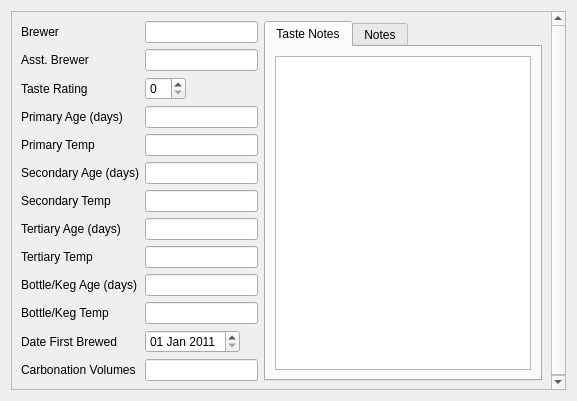
Before: the Qt Designer form ui/recipeExtrasWidget.ui in Brewtarget/brewtarget, drawn with Qt 5.
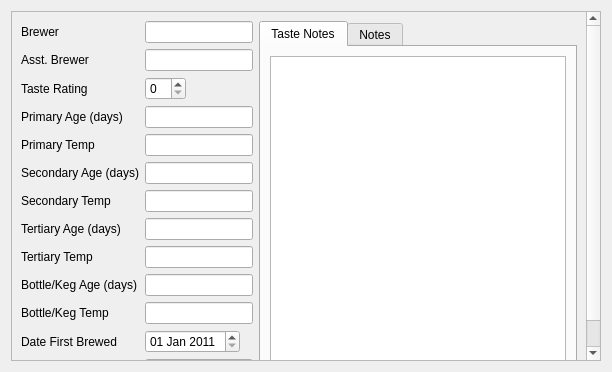
After: the same form once the commit is applied.

Commit message: Beautified the main window so that it looks natural when full screen.

```diff
--- a/ui/recipeExtrasWidget.ui
+++ b/ui/recipeExtrasWidget.ui
@@ -6,8 +6,8 @@
    <rect>
     <x>0</x>
     <y>0</y>
-    <width>577</width>
-    <height>401</height>
+    <width>612</width>
+    <height>372</height>
    </rect>
   </property>
   <property name="windowTitle">
@@ -24,8 +24,8 @@
        <rect>
         <x>0</x>
         <y>0</y>
-        <width>563</width>
-        <height>387</height>
+        <width>598</width>
+        <height>358</height>
        </rect>
       </property>
       <layout class="QHBoxLayout" name="horizontalLayout_4">
@@ -43,6 +43,12 @@
          </item>
          <item row="0" column="1">
           <widget class="QLineEdit" name="lineEdit_brewer">
+           <property name="sizePolicy">
+            <sizepolicy hsizetype="Preferred" vsizetype="Fixed">
+             <horstretch>0</horstretch>
+             <verstretch>0</verstretch>
+            </sizepolicy>
+           </property>
            <property name="minimumSize">
             <size>
              <width>64</width>
@@ -89,6 +95,12 @@
          </item>
          <item row="1" column="1">
           <widget class="QLineEdit" name="lineEdit_asstBrewer">
+           <property name="sizePolicy">
+            <sizepolicy hsizetype="Preferred" vsizetype="Fixed">
+             <horstretch>0</horstretch>
+             <verstretch>0</verstretch>
+            </sizepolicy>
+           </property>
            <property name="minimumSize">
             <size>
              <width>64</width>
@@ -112,6 +124,12 @@
          </item>
          <item row="3" column="1">
           <widget class="QLineEdit" name="lineEdit_primaryAge">
+           <property name="sizePolicy">
+            <sizepolicy hsizetype="Preferred" vsizetype="Fixed">
+             <horstretch>0</horstretch>
+             <verstretch>0</verstretch>
+            </sizepolicy>
+           </property>
            <property name="minimumSize">
             <size>
              <width>64</width>
@@ -135,6 +153,12 @@
          </item>
          <item row="4" column="1">
           <widget class="QLineEdit" name="lineEdit_primaryTemp">
+           <property name="sizePolicy">
+            <sizepolicy hsizetype="Preferred" vsizetype="Fixed">
+             <horstretch>0</horstretch>
+             <verstretch>0</verstretch>
+            </sizepolicy>
+           </property>
            <property name="minimumSize">
             <size>
              <width>64</width>
@@ -158,6 +182,12 @@
          </item>
          <item row="5" column="1">
           <widget class="QLineEdit" name="lineEdit_secAge">
+           <property name="sizePolicy">
+            <sizepolicy hsizetype="Preferred" vsizetype="Fixed">
+             <horstretch>0</horstretch>
+             <verstretch>0</verstretch>
+            </sizepolicy>
+           </property>
            <property name="minimumSize">
             <size>
              <width>64</width>
@@ -181,6 +211,12 @@
          </item>
          <item row="6" column="1">
           <widget class="QLineEdit" name="lineEdit_secTemp">
+           <property name="sizePolicy">
+            <sizepolicy hsizetype="Preferred" vsizetype="Fixed">
+             <horstretch>0</horstretch>
+             <verstretch>0</verstretch>
+            </sizepolicy>
+           </property>
            <property name="minimumSize">
             <size>
              <width>64</width>
@@ -204,6 +240,12 @@
          </item>
          <item row="7" column="1">
           <widget class="QLineEdit" name="lineEdit_tertAge">
+           <property name="sizePolicy">
+            <sizepolicy hsizetype="Preferred" vsizetype="Fixed">
+             <horstretch>0</horstretch>
+             <verstretch>0</verstretch>
+            </sizepolicy>
+           </property>
            <property name="minimumSize">
             <size>
              <width>64</width>
@@ -227,6 +269,12 @@
          </item>
          <item row="8" column="1">
           <widget class="QLineEdit" name="lineEdit_tertTemp">
+           <property name="sizePolicy">
+            <sizepolicy hsizetype="Preferred" vsizetype="Fixed">
+             <horstretch>0</horstretch>
+             <verstretch>0</verstretch>
+            </sizepolicy>
+           </property>
            <property name="minimumSize">
             <size>
              <width>64</width>
@@ -250,6 +298,12 @@
          </item>
          <item row="9" column="1">
           <widget class="QLineEdit" name="lineEdit_age">
+           <property name="sizePolicy">
+            <sizepolicy hsizetype="Preferred" vsizetype="Fixed">
+             <horstretch>0</horstretch>
+             <verstretch>0</verstretch>
+            </sizepolicy>
+           </property>
            <property name="minimumSize">
             <size>
              <width>64</width>
@@ -273,6 +327,12 @@
          </item>
          <item row="10" column="1">
           <widget class="QLineEdit" name="lineEdit_ageTemp">
+           <property name="sizePolicy">
+            <sizepolicy hsizetype="Preferred" vsizetype="Fixed">
+             <horstretch>0</horstretch>
+             <verstretch>0</verstretch>
+            </sizepolicy>
+           </property>
            <property name="minimumSize">
             <size>
              <width>64</width>
@@ -326,6 +386,12 @@
          </item>
          <item row="12" column="1">
           <widget class="QLineEdit" name="lineEdit_carbVols">
+           <property name="sizePolicy">
+            <sizepolicy hsizetype="Preferred" vsizetype="Fixed">
+             <horstretch>0</horstretch>
+             <verstretch>0</verstretch>
+            </sizepolicy>
+           </property>
            <property name="minimumSize">
             <size>
              <width>64</width>
```
The commit also changes 3 other files.
